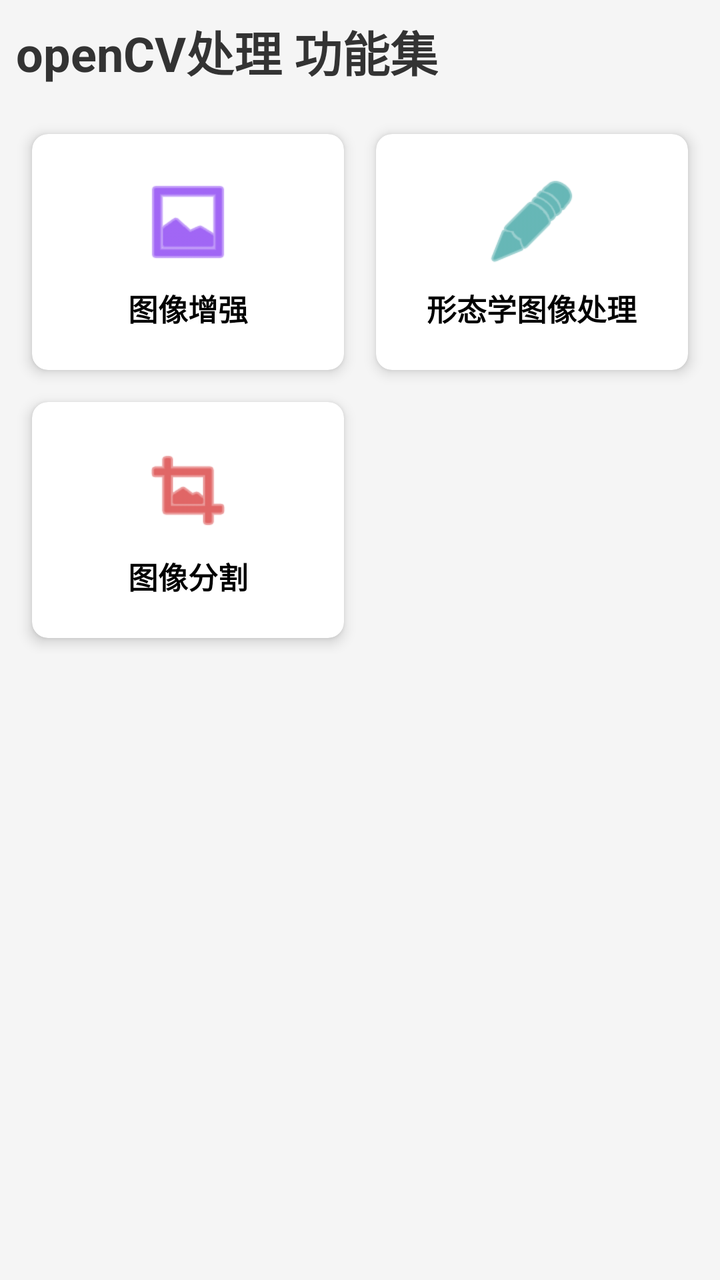
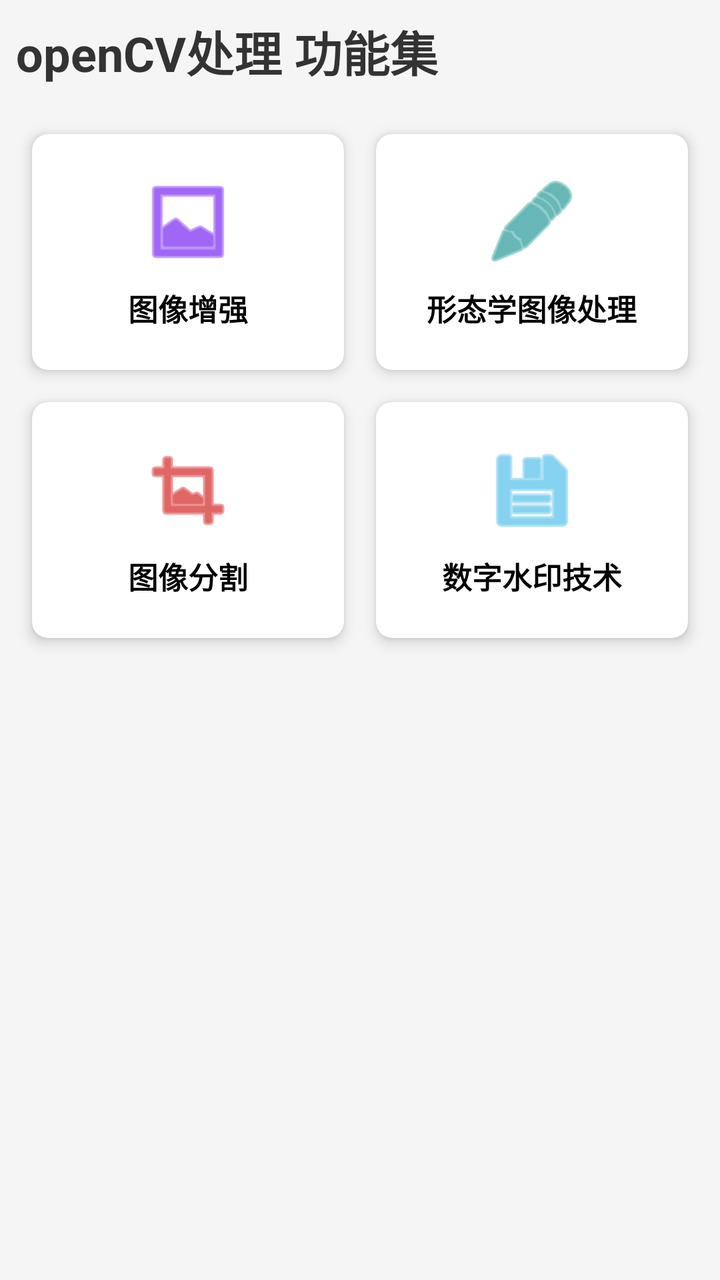

Compare the two renders of this Android layout. The source of the first and the diff that turns it into the second are given below.
<!-- AndroidManifest.xml: application theme Theme.OpencvProcessing -->
<!-- res/layout/fragment_main_layout.xml -->
<?xml version="1.0" encoding="utf-8"?>
<androidx.core.widget.NestedScrollView xmlns:android="http://schemas.android.com/apk/res/android"
    xmlns:app="http://schemas.android.com/apk/res-auto"
    xmlns:tools="http://schemas.android.com/tools"
    android:layout_width="match_parent"
    android:layout_height="match_parent"
    android:background="#F5F5F5">

    <androidx.constraintlayout.widget.ConstraintLayout
        android:layout_width="match_parent"
        android:layout_height="wrap_content"
        android:padding="8dp">

        <TextView
            android:id="@+id/tv_title"
            android:layout_width="wrap_content"
            android:layout_height="wrap_content"
            android:text="@string/main_title"
            android:textColor="#333333"
            android:textSize="24sp"
            android:textStyle="bold"
            app:layout_constraintStart_toStartOf="parent"
            app:layout_constraintTop_toTopOf="parent" />

        <GridLayout
            android:layout_width="match_parent"
            android:layout_height="wrap_content"
            android:layout_marginTop="16dp"
            android:columnCount="2"
            android:alignmentMode="alignMargins"
            android:columnOrderPreserved="false"
            app:layout_constraintTop_toBottomOf="@id/tv_title">

        
        
            <com.google.android.material.card.MaterialCardView
                android:layout_width="0dp"
                android:layout_height="wrap_content"
                android:layout_columnWeight="1"
                android:layout_margin="8dp"
                app:cardCornerRadius="8dp"
                app:cardElevation="4dp">

                <LinearLayout
                    android:id="@+id/btn_image_enhance"
                    android:layout_width="match_parent"
                    android:layout_height="match_parent"
                    android:gravity="center"
                    android:orientation="vertical"
                    android:padding="20dp"
                    android:clickable="true"
                    android:focusable="true"
                    android:background="?attr/selectableItemBackground">

                    <ImageView
                        android:layout_width="48dp"
                        android:layout_height="48dp"
                        android:src="@android:drawable/ic_menu_gallery"
                        android:contentDescription="@string/main_card_enhance_desc"
                        app:tint="@color/purple_500" />

                    <TextView
                        android:layout_width="wrap_content"
                        android:layout_height="wrap_content"
                        android:layout_marginTop="8dp"
                        android:text="@string/main_card_enhance"
                        android:textColor="#000000"
                        android:textSize="15sp"
                        android:textStyle="bold" />
                </LinearLayout>
            </com.google.android.material.card.MaterialCardView>

        
        
            <com.google.android.material.card.MaterialCardView
                android:layout_width="0dp"
                android:layout_height="wrap_content"
                android:layout_columnWeight="1"
                android:layout_margin="8dp"
                app:cardCornerRadius="8dp"
                app:cardElevation="4dp">

                <LinearLayout
                    android:id="@+id/btn_morphology"
                    android:layout_width="match_parent"
                    android:layout_height="match_parent"
                    android:gravity="center"
                    android:orientation="vertical"
                    android:padding="20dp"
                    android:clickable="true"
                    android:focusable="true"
                    android:background="?attr/selectableItemBackground">

                    <ImageView
                        android:layout_width="48dp"
                        android:layout_height="48dp"
                        android:src="@android:drawable/ic_menu_edit"
                        android:contentDescription="@string/main_card_morph_desc"
                        app:tint="@color/teal_700" />

                    <TextView
                        android:layout_width="wrap_content"
                        android:layout_height="wrap_content"
                        android:layout_marginTop="8dp"
                        android:text="@string/main_card_morph"
                        android:textColor="#000000"
                        android:textSize="15sp"
                        android:textStyle="bold" />
                </LinearLayout>
            </com.google.android.material.card.MaterialCardView>

        
        
            <com.google.android.material.card.MaterialCardView
                android:layout_width="0dp"
                android:layout_height="wrap_content"
                android:layout_columnWeight="1"
                android:layout_margin="8dp"
                app:cardCornerRadius="8dp"
                app:cardElevation="4dp">

                <LinearLayout
                    android:id="@+id/btn_segmentation"
                    android:layout_width="match_parent"
                    android:layout_height="match_parent"
                    android:gravity="center"
                    android:orientation="vertical"
                    android:padding="20dp"
                    android:clickable="true"
                    android:focusable="true"
                    android:background="?attr/selectableItemBackground">

                    <ImageView
                        android:layout_width="48dp"
                        android:layout_height="48dp"
                        android:src="@android:drawable/ic_menu_crop"
                        android:contentDescription="@string/main_card_segmentation_desc"
                        app:tint="@android:color/holo_red_dark" />

                    <TextView
                        android:layout_width="wrap_content"
                        android:layout_height="wrap_content"
                        android:layout_marginTop="8dp"
                        android:text="@string/main_card_segmentation"
                        android:textColor="#000000"
                        android:textSize="15sp"
                        android:textStyle="bold" />
                </LinearLayout>
            </com.google.android.material.card.MaterialCardView>

        </GridLayout>

    </androidx.constraintlayout.widget.ConstraintLayout>
</androidx.core.widget.NestedScrollView>
<!-- resources referenced by this layout -->
<resources>
  <color name="purple_500">#FF6200EE</color>
  <color name="teal_700">#FF018786</color>
  <string name="main_card_enhance">图像增强</string>
  <string name="main_card_enhance_desc">图像增强</string>
  <string name="main_card_morph">形态学图像处理</string>
  <string name="main_card_morph_desc">形态学图像处理</string>
  <string name="main_card_segmentation">图像分割</string>
  <string name="main_card_segmentation_desc">图像分割</string>
  <string name="main_title">openCV处理 功能集</string>
  <style name="Theme.OpencvProcessing" parent="Theme.MaterialComponents.DayNight.DarkActionBar">
          
          <item name="colorPrimary">@color/purple_500</item>
          <item name="colorPrimaryVariant">@color/purple_700</item>
          <item name="colorOnPrimary">@color/white</item>
          
          <item name="colorSecondary">@color/teal_200</item>
          <item name="colorSecondaryVariant">@color/teal_700</item>
          <item name="colorOnSecondary">@color/black</item>
          
          <item name="android:statusBarColor">?attr/colorPrimaryVariant</item>
          
      </style>
  <color name="purple_700">#FF3700B3</color>
  <color name="white">#FFFFFFFF</color>
  <color name="teal_200">#FF03DAC5</color>
  <color name="black">#FF000000</color>
</resources>

<!-- the commit's change to res/layout/fragment_main_layout.xml (unified diff, before → after) -->
@@ -148,6 +148,45 @@
                 </LinearLayout>
             </com.google.android.material.card.MaterialCardView>
 
+        
+        
+            <com.google.android.material.card.MaterialCardView
+                android:layout_width="0dp"
+                android:layout_height="wrap_content"
+                android:layout_columnWeight="1"
+                android:layout_margin="8dp"
+                app:cardCornerRadius="8dp"
+                app:cardElevation="4dp">
+
+                <LinearLayout
+                    android:id="@+id/btn_watermark"
+                    android:layout_width="match_parent"
+                    android:layout_height="match_parent"
+                    android:gravity="center"
+                    android:orientation="vertical"
+                    android:padding="20dp"
+                    android:clickable="true"
+                    android:focusable="true"
+                    android:background="?attr/selectableItemBackground">
+
+                    <ImageView
+                        android:layout_width="48dp"
+                        android:layout_height="48dp"
+                        android:src="@android:drawable/ic_menu_save"
+                        android:contentDescription="@string/main_card_watermark_desc"
+                        app:tint="@android:color/holo_blue_light" />
+
+                    <TextView
+                        android:layout_width="wrap_content"
+                        android:layout_height="wrap_content"
+                        android:layout_marginTop="8dp"
+                        android:text="@string/main_card_watermark"
+                        android:textColor="#000000"
+                        android:textSize="15sp"
+                        android:textStyle="bold" />
+                </LinearLayout>
+            </com.google.android.material.card.MaterialCardView>
+
         </GridLayout>
 
     </androidx.constraintlayout.widget.ConstraintLayout>
<!-- resource entries referenced after the edit -->
@@ -8,6 +8,8 @@
   <string name="main_card_morph_desc">形态学图像处理</string>
   <string name="main_card_segmentation">图像分割</string>
   <string name="main_card_segmentation_desc">图像分割</string>
+  <string name="main_card_watermark">数字水印技术</string>
+  <string name="main_card_watermark_desc">数字水印技术</string>
   <string name="main_title">openCV处理 功能集</string>
   <style name="Theme.OpencvProcessing" parent="Theme.MaterialComponents.DayNight.DarkActionBar">
           
